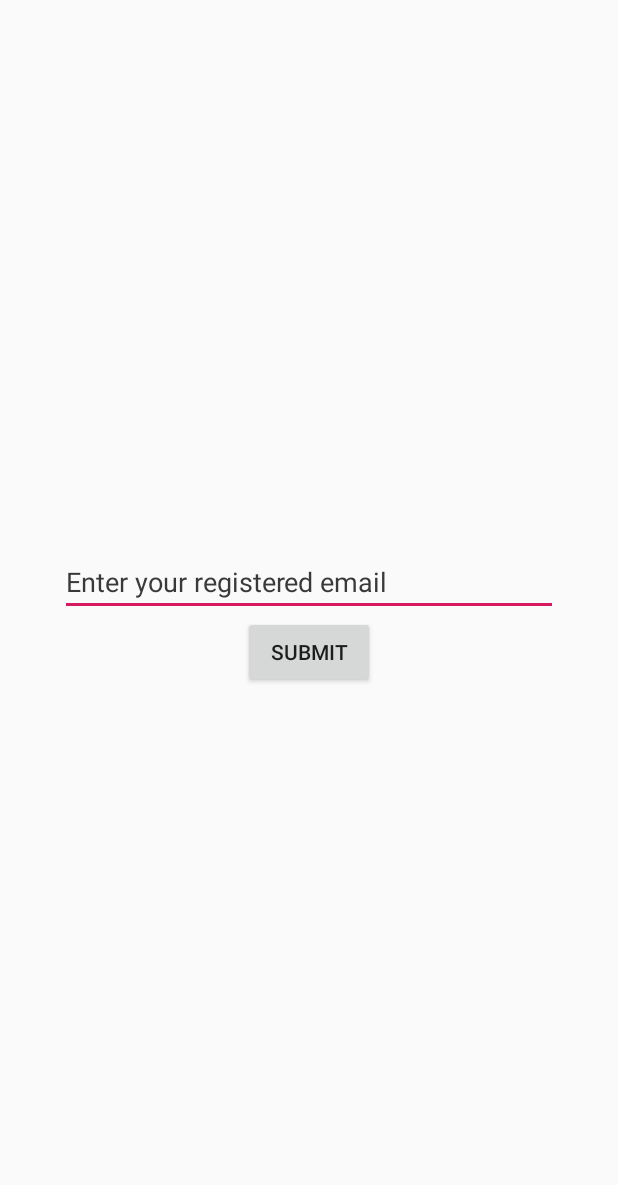
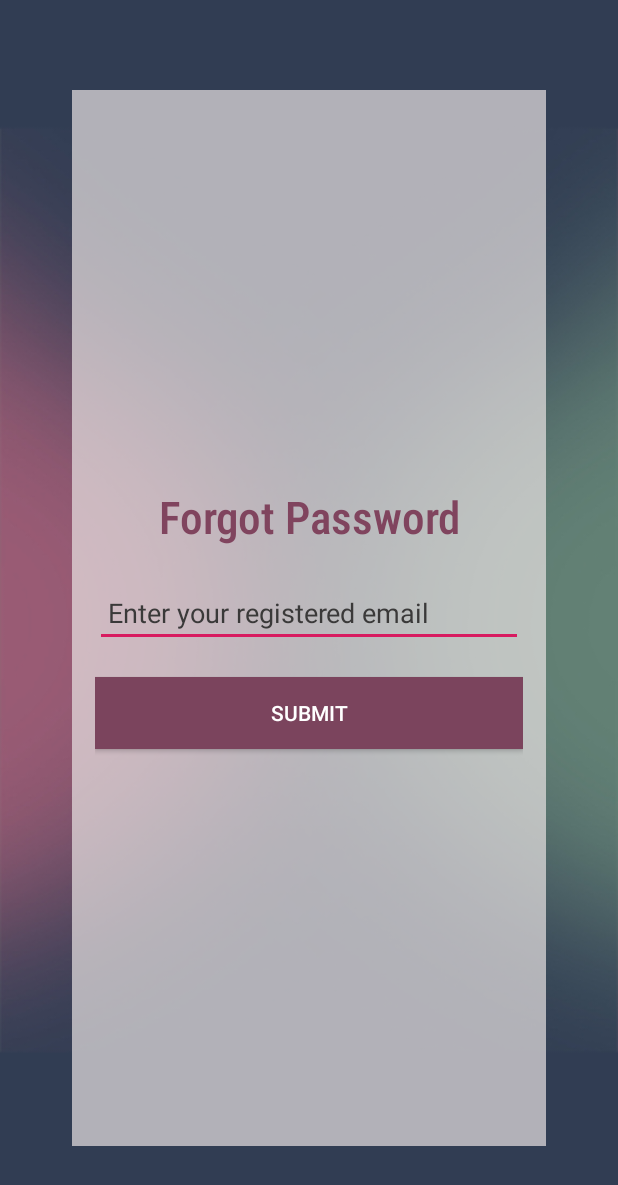
Before and after one commit to thanpuia/UserRegistration, an Android app: the screen it shows after launch (ForgotPasswordActivity), after a tap on "Forgot Password?", on a phone screen of 412 x 824 dp. Shown: the top 1185 px of the screen. Run offline under Robolectric (Android 15) with nearby library versions, the phone set to English and light mode, and no system bars; libraries missing offline, so code that uses them is left out: com.blogspot.atifsoftwares, com.koushikdutta.async, com.koushikdutta.ion, com.rengwuxian.materialedittext; plain views replace MaterialEditText; pictures from the network do not load; 3 statements that could not run were skipped.

Commit message:
visual change

```diff
--- a/app/build.gradle
+++ b/app/build.gradle
@@ -29,4 +29,6 @@ dependencies {
     implementation 'com.rengwuxian.materialedittext:library:2.1.4'
     implementation 'de.hdodenhof:circleimageview:3.0.0'
     implementation 'com.koushikdutta.ion:ion:2.+'
+
+    implementation 'com.github.mohammadatif:Animatoo:master'
 }
--- a/app/src/main/java/com/lalthanpuiachhangte/userregistration/MainActivity.java
+++ b/app/src/main/java/com/lalthanpuiachhangte/userregistration/MainActivity.java
@@ -1,6 +1,9 @@
 package com.lalthanpuiachhangte.userregistration;
 
+import android.content.Context;
 import android.content.Intent;
+import android.content.SharedPreferences;
+import android.preference.PreferenceManager;
 import android.support.v7.app.AppCompatActivity;
 import android.os.Bundle;
 import android.util.Log;
@@ -8,6 +11,7 @@ import android.view.View;
 import android.widget.EditText;
 import android.widget.Toast;
 
+import com.blogspot.atifsoftwares.animatoolib.Animatoo;
 import com.google.gson.Gson;
 import com.google.gson.JsonObject;
 import com.google.gson.reflect.TypeToken;
@@ -21,6 +25,9 @@ import org.json.JSONObject;
 public class MainActivity extends AppCompatActivity {
 
     MaterialEditText loginId, password;
+    SharedPreferences sharedPreferences;
+    SharedPreferences.Editor prefEditor;
+
     @Override
     protected void onCreate(Bundle savedInstanceState) {
         super.onCreate(savedInstanceState);
@@ -34,43 +41,26 @@ public class MainActivity extends AppCompatActivity {
 
         loginId = findViewById(R.id.loginId);
         password = findViewById(R.id.loginPassword);
+
+        //CHECK THE SHARED PREFERENCE
+        sharedPreferences = PreferenceManager.getDefaultSharedPreferences(getApplicationContext());
+
+        String shareUserId = sharedPreferences.getString("userId","");
+        String sharedPassword = sharedPreferences.getString("password","");
+
+        if(!shareUserId.equals("") && !sharedPassword.equals("")){
+            Intent intent = new Intent(getApplicationContext(), HomeActivity.class);
+            startActivity(intent);
+            Animatoo.animateSplit(getApplicationContext());  //fire the zoom animation
+        }
+
     }
 
     public void loginClick(View view) {
 
-        String username = loginId.getText().toString();
-        String passwordd = password.getText().toString();
-//    Log.i("TAGG", ""+stand+ " "+asdf);
+        //withPassword(getApplicationContext());
+        withoutPassword();
 
-     String url = "http://10.180.243.20:8080/oauth/token?grant_type=password&username=admin&password=pass";
-       // String url = "http://10.180.243.20:8080/oauth/token/";
-        //String url = "http://10.180.243.20:8080/";
-
-        Ion.with(this)
-                .load("POST",url)
-                .basicAuthentication(username,passwordd)
-
-                .asString()
-
-                .setCallback(new FutureCallback<String>() {
-                    @Override
-                    public void onCompleted(Exception e, String result) {
-
-                        Log.i("TAGG",result+"");
-                        try {
-                            JSONObject jsonObject = new JSONObject(result);
-                            String access = jsonObject.getString("access_token");
-
-                            gotoPrivate(access);
-
-                        }catch (JSONException err){
-                            Log.d("Error", err.toString());
-                            Toast.makeText(getApplicationContext(),"Invalid password or username!",Toast.LENGTH_SHORT).show();
-                        }
-                    }
-
-
-                });
 /*
   .addHeader("Content-Type", "application/json")
                 .addHeader("Authorization", "Basic bXktdHJ1c3RlZC1jbGllbnQ6c2VjcmV0")
@@ -81,10 +71,69 @@ public class MainActivity extends AppCompatActivity {
         startActivity(intent);*/
     }
 
-    private void gotoPrivate(String access) {
+
+
+    public void registrationClick(View view) {
+
+        Intent intent = new Intent(this, RegistrationActivity.class);
+        startActivity(intent);
+        Animatoo.animateSplit(this);  //fire the zoom animation
+
+
+    }
+
+    public void forgotPasswordClick(View view) {
+        Intent intent = new Intent (this, ForgotPasswordActivity.class);
+        startActivity(intent);
+        //startActivity(new Intent(this, ForgotPasswordActivity.class));
+        Animatoo.animateSplit(this);  //fire the zoom animation
+    }
+
+    public void withoutPassword(){
+        startActivity(new Intent(this,HomeActivity.class));
+        Animatoo.animateSplit(this);
+    }
+
+    public void withPassword(Context context){
+        final String mUsername = loginId.getText().toString();
+        final String mPassword = password.getText().toString();
+        //    Log.i("TAGG", ""+stand+ " "+asdf);
+
+        String url = "http://10.180.243.20:8080/oauth/token?grant_type=password&username=admin&password=pass";
+        // String url = "http://10.180.243.20:8080/oauth/token/";
+        //String url = "http://10.180.243.20:8080/";
+
+
+        try{
+            Ion.with(this)
+                    .load("POST",url)
+                    .basicAuthentication(mUsername,mPassword)
+
+                    .asString()
+
+                    .setCallback(new FutureCallback<String>() {
+                        @Override
+                        public void onCompleted(Exception e, String result) {
+                            Log.i("TAGG",result+"");
+                            try {
+                                JSONObject jsonObject = new JSONObject(result);
+                                String access = jsonObject.getString("access_token");
+
+                                Toast.makeText(getApplicationContext(),"Login successful!",Toast.LENGTH_SHORT).show();
+
+                                gotoPrivate(access, mUsername, mPassword);
+                            }catch (JSONException err){
+                                Log.d("Error", err.toString());
+                                Toast.makeText(getApplicationContext(),"Invalid password or username!",Toast.LENGTH_SHORT).show();
+                            }
+                        }
+                    });
+        }catch (Exception e){ }
+    }
+
+    private void gotoPrivate(String access, final String userId, final String password) {
 
         String url = "http://10.180.243.20:8080/private?access_token="+access;
-
         Ion.with(this)
                 .load(url)
                 .asString()
@@ -94,27 +143,15 @@ public class MainActivity extends AppCompatActivity {
                         // do stuff with the result or error
                         Log.i("TAGG"," "+result);
 
-                     Intent intent = new Intent (getApplicationContext(), HomeActivity.class);
-                       startActivity(intent);
+                        prefEditor = sharedPreferences.edit();
+                        prefEditor.putString("userId",userId);
+                        prefEditor.putString("password",password);
+                        prefEditor.commit();
+
+                        Intent intent = new Intent (getApplicationContext(), HomeActivity.class);
+                        startActivity(intent);
+                        Animatoo.animateSplit(getApplicationContext());  //fire the zoom animation
                     }
                 });
-
-
-    }
-
-    public void registrationClick(View view) {
-
-        Intent intent = new Intent(this, RegistrationActivity.class);
-        startActivity(intent);
-
-    }
-
-    public void forgotPasswordClick(View view) {
-        Intent intent = new Intent (this, ForgotPasswordActivity.class);
-        startActivity(intent);
     }
 }
-
-
-/*
-/private?access_token=*/
--- a/app/src/main/res/layout/activity_forgot_password.xml
+++ b/app/src/main/res/layout/activity_forgot_password.xml
@@ -7,17 +7,51 @@
     tools:context=".ForgotPasswordActivity"
     android:gravity="center"
     android:orientation="vertical"
-    android:padding="40dp">
+    android:padding="40dp"
+    android:background="@drawable/bg1">
+
+    <LinearLayout
+        android:layout_width="match_parent"
+        android:layout_height="match_parent"
+        android:orientation="vertical"
+        android:background="#B3E9E3E3"
+        android:layout_marginLeft="@dimen/side"
+        android:layout_marginRight="@dimen/side"
+        android:layout_marginTop="@dimen/topbottom"
+        android:layout_marginBottom="@dimen/topbottom"
+        android:gravity="center"
+        android:padding="15dp">
+
+
+        <TextView
+            android:layout_width="match_parent"
+            android:layout_height="wrap_content"
+            android:text="Forgot Password"
+            android:gravity="center"
+            android:textSize="30dp"
+            android:fontFamily="sans-serif-condensed-medium"
+            android:textColor="#80445E"
+            android:layout_marginBottom="21dp"
+            />
 
         <com.rengwuxian.materialedittext.MaterialEditText
 
             android:layout_width="match_parent"
             android:layout_height="wrap_content"
             android:textColorHint="@color/offwhitedark"
-        android:hint="Enter your registered email"
+            android:hint=" Enter your registered email"
+            app:met_floatingLabelText="Email"
+            app:met_textColorHint="@color/offwhite2"
+
             />
+
         <Button
-        android:layout_width="wrap_content"
+            android:layout_marginTop="20dp"
+            android:layout_width="match_parent"
             android:layout_height="wrap_content"
+            android:background="#7B445D"
+            android:textColor="#fff"
             android:text="submit"/>
     </LinearLayout>
+
+</LinearLayout>
--- a/app/src/main/res/layout/activity_home.xml
+++ b/app/src/main/res/layout/activity_home.xml
@@ -15,9 +15,10 @@
 
     <Button
         android:id="@+id/btmo"
-        android:layout_width="wrap_content"
+        android:layout_width="match_parent"
         android:layout_height="wrap_content"
         android:layout_weight="1"
+        android:text="logout"
         />
 
 </LinearLayout>
--- /dev/null
+++ b/app/src/main/res/values-hdpi/dimen.xml
@@ -0,0 +1,11 @@
+<?xml version="1.0" encoding="utf-8"?>
+<resources>
+
+    <dimen name="betloginandresigter">12dp</dimen>
+
+    <dimen name="betloginandresigter2">12dp</dimen>
+
+
+    <dimen name="side">8dp</dimen>
+    <dimen name="topbottom">20dp</dimen>
+</resources>
--- /dev/null
+++ b/app/src/main/res/values-mdpi/dimen.xml
@@ -0,0 +1,10 @@
+<?xml version="1.0" encoding="utf-8"?>
+<resources>
+
+    <dimen name="betloginandresigter">16dp</dimen>
+
+    <dimen name="betloginandresigter2">12dp</dimen>
+
+    <dimen name="side">10dp</dimen>
+    <dimen name="topbottom">30dp</dimen>
+</resources>
--- /dev/null
+++ b/app/src/main/res/values-xhdpi/dimen.xml
@@ -0,0 +1,9 @@
+<?xml version="1.0" encoding="utf-8"?>
+<resources>
+    <dimen name="betloginandresigter">18dp</dimen>
+
+    <dimen name="betloginandresigter2">12dp</dimen>
+
+    <dimen name="side">7dp</dimen>
+    <dimen name="topbottom">110dp</dimen>
+</resources>
--- /dev/null
+++ b/app/src/main/res/values-xxhdpi/dimen.xml
@@ -0,0 +1,11 @@
+<?xml version="1.0" encoding="utf-8"?>
+<resources>
+
+    <dimen name="betloginandresigter">30dp</dimen>
+    <dimen name="betloginandresigter2">20dp</dimen>
+
+    <dimen name="side">14dp</dimen>
+
+    <dimen name="topbottom">70dp</dimen>
+
+</resources>
--- /dev/null
+++ b/app/src/main/res/values-xxxhdpi/dimen.xml
@@ -0,0 +1,8 @@
+<?xml version="1.0" encoding="utf-8"?>
+<resources>
+    <dimen name="betloginandresigter">30dp</dimen>
+    <dimen name="betloginandresigter2">20dp</dimen>
+
+    <dimen name="side">15dp</dimen>
+    <dimen name="topbottom">80dp</dimen>
+</resources>
--- a/build.gradle
+++ b/build.gradle
@@ -18,7 +18,7 @@ allprojects {
     repositories {
         google()
         jcenter()
-
+        maven { url 'https://jitpack.io' }
     }
 }
 
```
Also changed, not shown: app/src/main/java/com/lalthanpuiachhangte/userregistration/ForgotPasswordActivity.java (+7 -0 lines), app/src/main/java/com/lalthanpuiachhangte/userregistration/HomeActivity.java (+28 -2 lines), app/src/main/java/com/lalthanpuiachhangte/userregistration/RegistrationActivity.java (+16 -5 lines), app/src/main/java/com/lalthanpuiachhangte/userregistration/entity/User.java (+28 -10 lines), app/src/main/res/layout/activity_main.xml (+8 -7 lines), app/src/main/res/layout/activity_registration.xml (+8 -4 lines). Lines whose indentation alone changed are shown as unchanged.
